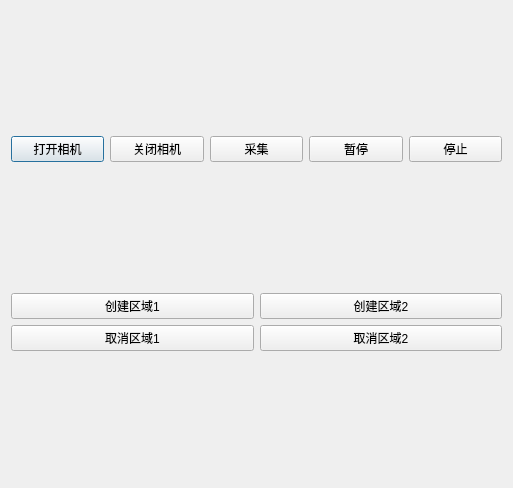
First picture: the form in AngstrongDemo/parameterview.ui, repository 1500136508/AngstrongDemo, before the edit.
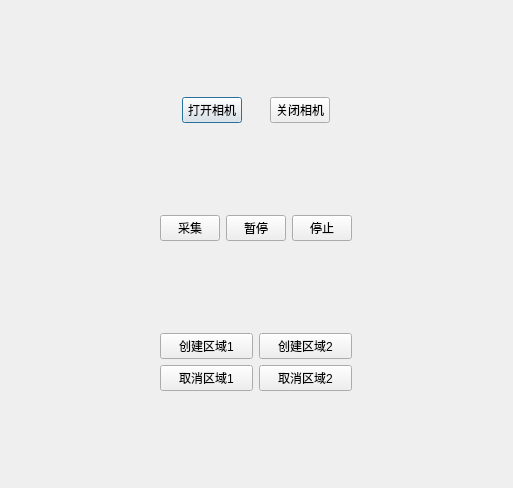
Second picture: the form after the edit.

```diff
--- a/AngstrongDemo/parameterview.ui
+++ b/AngstrongDemo/parameterview.ui
@@ -13,11 +13,17 @@
   <property name="windowTitle">
    <string>Dialog</string>
   </property>
-  <layout class="QGridLayout" name="gridLayout">
+  <layout class="QGridLayout" name="gridLayout_2">
    <item row="0" column="0">
     <layout class="QHBoxLayout" name="horizontalLayout_2">
      <item>
       <widget class="QPushButton" name="m_btn_open">
+       <property name="maximumSize">
+        <size>
+         <width>60</width>
+         <height>16777215</height>
+        </size>
+       </property>
        <property name="text">
         <string>打开相机</string>
        </property>
@@ -25,13 +31,29 @@
      </item>
      <item>
       <widget class="QPushButton" name="m_btn_close">
+       <property name="maximumSize">
+        <size>
+         <width>60</width>
+         <height>16777215</height>
+        </size>
+       </property>
        <property name="text">
         <string>关闭相机</string>
        </property>
       </widget>
      </item>
+    </layout>
+   </item>
+   <item row="1" column="0">
+    <layout class="QHBoxLayout" name="horizontalLayout">
      <item>
       <widget class="QPushButton" name="m_btn_live">
+       <property name="maximumSize">
+        <size>
+         <width>60</width>
+         <height>16777215</height>
+        </size>
+       </property>
        <property name="text">
         <string>采集</string>
        </property>
@@ -39,6 +61,12 @@
      </item>
      <item>
       <widget class="QPushButton" name="m_btn_pause">
+       <property name="maximumSize">
+        <size>
+         <width>60</width>
+         <height>16777215</height>
+        </size>
+       </property>
        <property name="text">
         <string>暂停</string>
        </property>
@@ -46,6 +74,12 @@
      </item>
      <item>
       <widget class="QPushButton" name="m_btn_stop">
+       <property name="maximumSize">
+        <size>
+         <width>60</width>
+         <height>16777215</height>
+        </size>
+       </property>
        <property name="text">
         <string>停止</string>
        </property>
@@ -53,43 +87,35 @@
      </item>
     </layout>
    </item>
-   <item row="1" column="0">
-    <layout class="QVBoxLayout" name="verticalLayout">
-     <item>
-      <layout class="QHBoxLayout" name="horizontalLayout">
-       <item>
+   <item row="2" column="0">
+    <layout class="QGridLayout" name="gridLayout">
+     <item row="0" column="0">
         <widget class="QPushButton" name="m_btn_roi_01">
          <property name="text">
           <string>创建区域1</string>
          </property>
         </widget>
        </item>
-       <item>
+     <item row="0" column="1">
         <widget class="QPushButton" name="m_btn_roi_02">
          <property name="text">
           <string>创建区域2</string>
          </property>
         </widget>
        </item>
-      </layout>
-     </item>
-     <item>
-      <layout class="QHBoxLayout" name="horizontalLayout_3">
-       <item>
+     <item row="1" column="0">
         <widget class="QPushButton" name="m_btn_cancel_roi_01">
          <property name="text">
           <string>取消区域1</string>
          </property>
         </widget>
        </item>
-       <item>
+     <item row="1" column="1">
         <widget class="QPushButton" name="m_btn_cancel_roi_02">
          <property name="text">
           <string>取消区域2</string>
          </property>
         </widget>
-       </item>
-      </layout>
      </item>
     </layout>
    </item>
```
Lines whose indentation alone changed are shown as unchanged.
